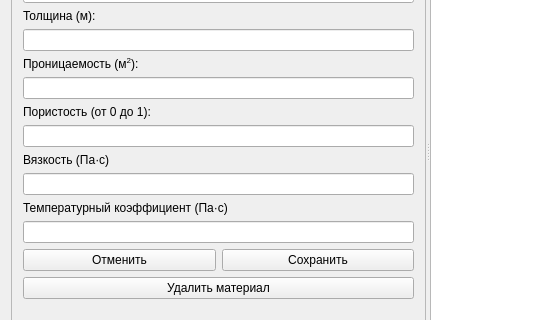
The window that src/VWindowMaterials.ui (travenos/vari) describes before a commit, drawn with Qt 5; both pictures show x 0 to 551 and y 130 to 450 of the 905 by 569 pixel window.
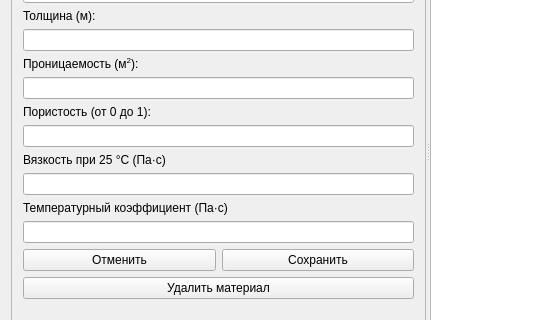
The same window after the commit.

Patch:
```diff
--- a/src/VWindowMaterials.ui
+++ b/src/VWindowMaterials.ui
@@ -210,7 +210,7 @@
         <item>
          <widget class="QLabel" name="viscosityLabel">
           <property name="text">
-           <string>Вязкость (Па·с)</string>
+           <string>Вязкость при 25 °C (Па·с)</string>
           </property>
          </widget>
         </item>
```
